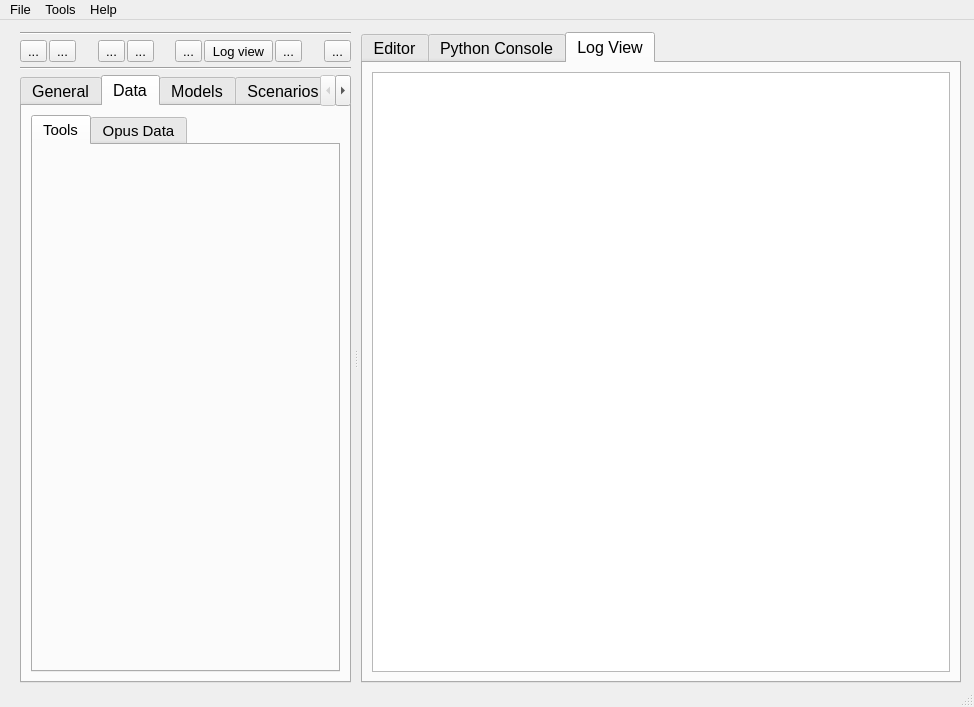
psrc/urbansim, file opus_gui/main/opusmain.ui: the form before one commit.
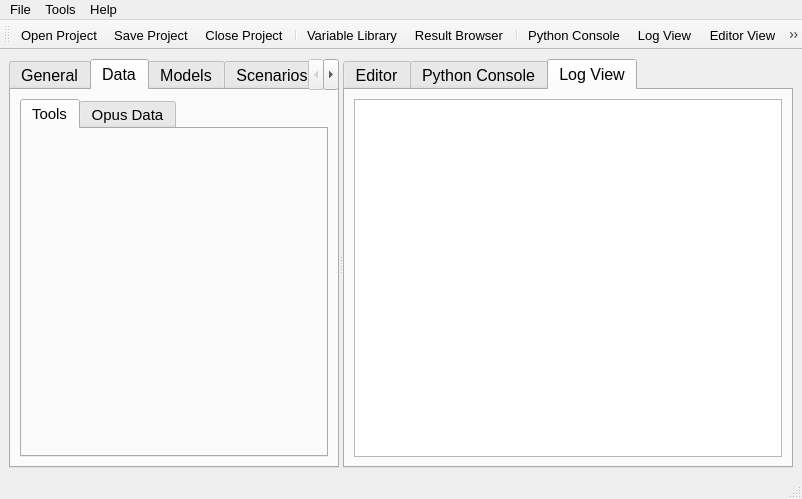
The form after the commit. The open tabs and pages were chosen to show the change. Icons and pictures are not drawn.

What changed in the file:
```diff
--- a/opus_gui/main/opusmain.ui
+++ b/opus_gui/main/opusmain.ui
@@ -6,8 +6,8 @@
    <rect>
     <x>0</x>
     <y>0</y>
-    <width>974</width>
-    <height>707</height>
+    <width>802</width>
+    <height>499</height>
    </rect>
   </property>
   <property name="font" >
@@ -26,22 +26,16 @@
    <property name="geometry" >
     <rect>
      <x>0</x>
-     <y>22</y>
-     <width>974</width>
-     <height>665</height>
+     <y>54</y>
+     <width>802</width>
+     <height>425</height>
     </rect>
    </property>
+   <layout class="QVBoxLayout" name="verticalLayout" >
+    <item>
    <widget class="QSplitter" name="splitter" >
-    <property name="geometry" >
-     <rect>
-      <x>20</x>
-      <y>12</y>
-      <width>941</width>
-      <height>651</height>
-     </rect>
-    </property>
     <property name="sizePolicy" >
-     <sizepolicy vsizetype="Preferred" hsizetype="Preferred" >
+       <sizepolicy vsizetype="Expanding" hsizetype="Expanding" >
       <horstretch>0</horstretch>
       <verstretch>0</verstretch>
      </sizepolicy>
@@ -49,238 +43,6 @@
     <property name="orientation" >
      <enum>Qt::Horizontal</enum>
     </property>
-    <property name="opaqueResize" >
-     <bool>true</bool>
-    </property>
-    <property name="handleWidth" >
-     <number>10</number>
-    </property>
-    <property name="childrenCollapsible" >
-     <bool>true</bool>
-    </property>
-    <widget class="QWidget" name="verticalLayoutWidget" >
-     <layout class="QVBoxLayout" name="verticalLayout_2" >
-      <property name="spacing" >
-       <number>5</number>
-      </property>
-      <item>
-       <widget class="Line" name="line_2" >
-        <property name="orientation" >
-         <enum>Qt::Horizontal</enum>
-        </property>
-       </widget>
-      </item>
-      <item>
-       <layout class="QHBoxLayout" name="horizontalLayout" >
-        <property name="spacing" >
-         <number>2</number>
-        </property>
-        <item>
-         <widget class="QToolButton" name="tbOpenProject" >
-          <property name="toolTip" >
-           <string>Open project</string>
-          </property>
-          <property name="text" >
-           <string>...</string>
-          </property>
-          <property name="icon" >
-           <iconset resource="opusmain.qrc" >
-            <normaloff>:/Images/Images/folder.png</normaloff>:/Images/Images/folder.png</iconset>
-          </property>
-         </widget>
-        </item>
-        <item>
-         <widget class="QToolButton" name="tbSaveProject" >
-          <property name="toolTip" >
-           <string>Save project</string>
-          </property>
-          <property name="text" >
-           <string>...</string>
-          </property>
-          <property name="icon" >
-           <iconset resource="opusmain.qrc" >
-            <normaloff>:/Images/Images/disk.png</normaloff>:/Images/Images/disk.png</iconset>
-          </property>
-         </widget>
-        </item>
-        <item>
-         <spacer name="horizontalSpacer_3" >
-          <property name="orientation" >
-           <enum>Qt::Horizontal</enum>
-          </property>
-          <property name="sizeHint" stdset="0" >
-           <size>
-            <width>40</width>
-            <height>20</height>
-           </size>
-          </property>
-         </spacer>
-        </item>
-        <item>
-         <widget class="QToolButton" name="tbVariableLibrary" >
-          <property name="sizePolicy" >
-           <sizepolicy vsizetype="Preferred" hsizetype="Preferred" >
-            <horstretch>0</horstretch>
-            <verstretch>0</verstretch>
-           </sizepolicy>
-          </property>
-          <property name="toolTip" >
-           <string>Open Variable Library</string>
-          </property>
-          <property name="text" >
-           <string>...</string>
-          </property>
-          <property name="icon" >
-           <iconset resource="opusmain.qrc" >
-            <normaloff>:/Images/Images/book_edit.png</normaloff>:/Images/Images/book_edit.png</iconset>
-          </property>
-         </widget>
-        </item>
-        <item>
-         <widget class="QToolButton" name="tbResultsBrowser" >
-          <property name="sizePolicy" >
-           <sizepolicy vsizetype="Preferred" hsizetype="Preferred" >
-            <horstretch>0</horstretch>
-            <verstretch>0</verstretch>
-           </sizepolicy>
-          </property>
-          <property name="toolTip" >
-           <string>Open Results Browser</string>
-          </property>
-          <property name="text" >
-           <string>...</string>
-          </property>
-          <property name="icon" >
-           <iconset resource="opusmain.qrc" >
-            <normaloff>:/Images/Images/layout.png</normaloff>:/Images/Images/layout.png</iconset>
-          </property>
-          <property name="iconSize" >
-           <size>
-            <width>16</width>
-            <height>16</height>
-           </size>
-          </property>
-         </widget>
-        </item>
-        <item>
-         <spacer name="horizontalSpacer" >
-          <property name="orientation" >
-           <enum>Qt::Horizontal</enum>
-          </property>
-          <property name="sizeHint" stdset="0" >
-           <size>
-            <width>40</width>
-            <height>20</height>
-           </size>
-          </property>
-         </spacer>
-        </item>
-        <item>
-         <widget class="QToolButton" name="tbPythonConsole" >
-          <property name="sizePolicy" >
-           <sizepolicy vsizetype="Preferred" hsizetype="Preferred" >
-            <horstretch>0</horstretch>
-            <verstretch>0</verstretch>
-           </sizepolicy>
-          </property>
-          <property name="toolTip" >
-           <string>Open python console</string>
-          </property>
-          <property name="text" >
-           <string>...</string>
-          </property>
-          <property name="icon" >
-           <iconset resource="opusmain.qrc" >
-            <normaloff>:/Images/Images/python_type.png</normaloff>:/Images/Images/python_type.png</iconset>
-          </property>
-         </widget>
-        </item>
-        <item>
-         <widget class="QToolButton" name="tbLogView" >
-          <property name="sizePolicy" >
-           <sizepolicy vsizetype="Preferred" hsizetype="Preferred" >
-            <horstretch>0</horstretch>
-            <verstretch>0</verstretch>
-           </sizepolicy>
-          </property>
-          <property name="toolTip" >
-           <string>Open log view</string>
-          </property>
-          <property name="text" >
-           <string>Log view</string>
-          </property>
-          <property name="icon" >
-           <iconset resource="opusmain.qrc" >
-            <normaloff>:/Images/Images/table.png</normaloff>:/Images/Images/table.png</iconset>
-          </property>
-         </widget>
-        </item>
-        <item>
-         <widget class="QToolButton" name="tbEditorView" >
-          <property name="sizePolicy" >
-           <sizepolicy vsizetype="Preferred" hsizetype="Preferred" >
-            <horstretch>0</horstretch>
-            <verstretch>0</verstretch>
-           </sizepolicy>
-          </property>
-          <property name="toolTip" >
-           <string>Open editor view</string>
-          </property>
-          <property name="text" >
-           <string>...</string>
-          </property>
-          <property name="icon" >
-           <iconset resource="opusmain.qrc" >
-            <normaloff>:/Images/Images/table_lightning.png</normaloff>:/Images/Images/table_lightning.png</iconset>
-          </property>
-         </widget>
-        </item>
-        <item>
-         <spacer name="horizontalSpacer_2" >
-          <property name="orientation" >
-           <enum>Qt::Horizontal</enum>
-          </property>
-          <property name="sizeHint" stdset="0" >
-           <size>
-            <width>40</width>
-            <height>20</height>
-           </size>
-          </property>
-         </spacer>
-        </item>
-        <item>
-         <widget class="QToolButton" name="tbDatabaseConfigurations" >
-          <property name="sizePolicy" >
-           <sizepolicy vsizetype="Preferred" hsizetype="Preferred" >
-            <horstretch>0</horstretch>
-            <verstretch>0</verstretch>
-           </sizepolicy>
-          </property>
-          <property name="text" >
-           <string>...</string>
-          </property>
-          <property name="icon" >
-           <iconset resource="opusmain.qrc" >
-            <normaloff>:/Images/Images/database_link.png</normaloff>:/Images/Images/database_link.png</iconset>
-          </property>
-          <property name="iconSize" >
-           <size>
-            <width>16</width>
-            <height>16</height>
-           </size>
-          </property>
-         </widget>
-        </item>
-       </layout>
-      </item>
-      <item>
-       <widget class="Line" name="line" >
-        <property name="orientation" >
-         <enum>Qt::Horizontal</enum>
-        </property>
-       </widget>
-      </item>
-      <item>
        <widget class="QTabWidget" name="toolBox" >
         <property name="enabled" >
          <bool>true</bool>
@@ -293,7 +55,7 @@
         </property>
         <property name="minimumSize" >
          <size>
-          <width>100</width>
+         <width>0</width>
           <height>0</height>
          </size>
         </property>
@@ -309,15 +71,15 @@
          </font>
         </property>
         <property name="currentIndex" >
-         <number>3</number>
+        <number>4</number>
         </property>
         <widget class="QWidget" name="generalmanager_page" >
          <property name="geometry" >
           <rect>
            <x>0</x>
            <y>0</y>
-           <width>323</width>
-           <height>580</height>
+          <width>402</width>
+          <height>372</height>
           </rect>
          </property>
          <attribute name="title" >
@@ -330,8 +92,8 @@
           <rect>
            <x>0</x>
            <y>0</y>
-           <width>323</width>
-           <height>580</height>
+          <width>402</width>
+          <height>372</height>
           </rect>
          </property>
          <attribute name="title" >
@@ -340,6 +102,12 @@
          <layout class="QGridLayout" >
           <item row="0" column="0" >
            <widget class="QTabWidget" name="dataManager_toolBox" >
+           <property name="sizePolicy" >
+            <sizepolicy vsizetype="Expanding" hsizetype="Preferred" >
+             <horstretch>0</horstretch>
+             <verstretch>0</verstretch>
+            </sizepolicy>
+           </property>
             <property name="font" >
              <font>
               <pointsize>11</pointsize>
@@ -353,8 +121,8 @@
               <rect>
                <x>0</x>
                <y>0</y>
-               <width>293</width>
-               <height>533</height>
+              <width>372</width>
+              <height>325</height>
               </rect>
              </property>
              <attribute name="title" >
@@ -367,8 +135,8 @@
               <rect>
                <x>0</x>
                <y>0</y>
-               <width>100</width>
-               <height>30</height>
+              <width>372</width>
+              <height>325</height>
               </rect>
              </property>
              <attribute name="title" >
@@ -385,8 +153,8 @@
           <rect>
            <x>0</x>
            <y>0</y>
-           <width>323</width>
-           <height>580</height>
+          <width>402</width>
+          <height>372</height>
           </rect>
          </property>
          <attribute name="title" >
@@ -399,8 +167,8 @@
           <rect>
            <x>0</x>
            <y>0</y>
-           <width>323</width>
-           <height>580</height>
+          <width>402</width>
+          <height>372</height>
           </rect>
          </property>
          <attribute name="title" >
@@ -413,29 +181,26 @@
           <rect>
            <x>0</x>
            <y>0</y>
-           <width>323</width>
-           <height>580</height>
+          <width>402</width>
+          <height>372</height>
           </rect>
          </property>
          <attribute name="title" >
           <string>Results</string>
          </attribute>
+       </widget>
          <layout class="QGridLayout" />
-        </widget>
-       </widget>
-      </item>
-     </layout>
     </widget>
     <widget class="QTabWidget" name="tabWidget" >
      <property name="sizePolicy" >
-      <sizepolicy vsizetype="Preferred" hsizetype="Preferred" >
+        <sizepolicy vsizetype="Preferred" hsizetype="Expanding" >
        <horstretch>0</horstretch>
        <verstretch>0</verstretch>
       </sizepolicy>
      </property>
      <property name="minimumSize" >
       <size>
-       <width>600</width>
+         <width>300</width>
        <height>0</height>
       </size>
      </property>
@@ -457,15 +222,15 @@
       </font>
      </property>
      <property name="currentIndex" >
-      <number>1</number>
+        <number>2</number>
      </property>
      <widget class="QWidget" name="tab_editorView" >
       <property name="geometry" >
        <rect>
         <x>0</x>
         <y>0</y>
-        <width>594</width>
-        <height>622</height>
+          <width>357</width>
+          <height>372</height>
        </rect>
       </property>
       <attribute name="title" >
@@ -482,8 +247,8 @@
        <rect>
         <x>0</x>
         <y>0</y>
-        <width>594</width>
-        <height>622</height>
+          <width>357</width>
+          <height>372</height>
        </rect>
       </property>
       <attribute name="title" >
@@ -526,8 +291,8 @@
        <rect>
         <x>0</x>
         <y>0</y>
-        <width>594</width>
-        <height>622</height>
+          <width>357</width>
+          <height>372</height>
        </rect>
       </property>
       <attribute name="title" >
@@ -545,13 +310,15 @@
      </widget>
     </widget>
    </widget>
+    </item>
+   </layout>
   </widget>
   <widget class="QMenuBar" name="menubar" >
    <property name="geometry" >
     <rect>
      <x>0</x>
      <y>0</y>
-     <width>974</width>
+     <width>802</width>
      <height>22</height>
     </rect>
    </property>
@@ -591,16 +358,55 @@
    <addaction name="menuUtilities" />
    <addaction name="menuHelp" />
   </widget>
-  <widget class="QStatusBar" name="statusbar" >
+  <widget class="QStatusBar" name="statusBar" >
    <property name="geometry" >
     <rect>
      <x>0</x>
-     <y>687</y>
-     <width>974</width>
+     <y>479</y>
+     <width>802</width>
      <height>20</height>
     </rect>
    </property>
   </widget>
+  <widget class="QToolBar" name="toolBar" >
+   <property name="geometry" >
+    <rect>
+     <x>0</x>
+     <y>22</y>
+     <width>802</width>
+     <height>32</height>
+    </rect>
+   </property>
+   <property name="windowTitle" >
+    <string>toolBar</string>
+   </property>
+   <property name="iconSize" >
+    <size>
+     <width>20</width>
+     <height>20</height>
+    </size>
+   </property>
+   <attribute name="toolBarArea" >
+    <enum>TopToolBarArea</enum>
+   </attribute>
+   <attribute name="toolBarBreak" >
+    <bool>false</bool>
+   </attribute>
+   <addaction name="actionOpen_Project_2" />
+   <addaction name="actionSave_Project_2" />
+   <addaction name="actionClose_Project" />
+   <addaction name="separator" />
+   <addaction name="actionEdit_all_variables" />
+   <addaction name="actLaunchResultBrowser" />
+   <addaction name="separator" />
+   <addaction name="actionPython_View" />
+   <addaction name="actionLog_View" />
+   <addaction name="actionEditor_View" />
+   <addaction name="separator" />
+   <addaction name="actionDatabaseSettings" />
+   <addaction name="separator" />
+   <addaction name="actionPreferences" />
+  </widget>
   <action name="mpActionZoomOut" >
    <property name="icon" >
     <iconset resource="opusmain.qrc" >
@@ -676,7 +482,7 @@
   <action name="actionOpen_Project_2" >
    <property name="icon" >
     <iconset resource="opusmain.qrc" >
-     <normaloff>:/Images/Images/folder.png</normaloff>:/Images/Images/folder.png</iconset>
+     <normaloff>:/Images/Images/folder_database.png</normaloff>:/Images/Images/folder_database.png</iconset>
    </property>
    <property name="text" >
     <string>Open Project</string>
@@ -771,6 +577,9 @@
    <property name="text" >
     <string>Python Console</string>
    </property>
+   <property name="toolTip" >
+    <string>Open Python Console</string>
+   </property>
   </action>
   <action name="actionLog_View" >
    <property name="icon" >
@@ -780,6 +589,9 @@
    <property name="text" >
     <string>Log View</string>
    </property>
+   <property name="toolTip" >
+    <string>Open Log View</string>
+   </property>
   </action>
   <action name="actionEditor_View" >
    <property name="icon" >
@@ -789,6 +601,9 @@
    <property name="text" >
     <string>Editor View</string>
    </property>
+   <property name="toolTip" >
+    <string>Open Editor View</string>
+   </property>
   </action>
   <action name="actionMap_View" >
    <property name="icon" >
@@ -817,6 +632,9 @@
    <property name="text" >
     <string>Close Project</string>
    </property>
+   <property name="toolTip" >
+    <string>Close Project</string>
+   </property>
   </action>
   <action name="actionEdit_all_variables" >
    <property name="icon" >
@@ -826,6 +644,9 @@
    <property name="text" >
     <string>Variable Library</string>
    </property>
+   <property name="toolTip" >
+    <string>Open Variable Library</string>
+   </property>
   </action>
   <action name="actionPreferences" >
    <property name="icon" >
@@ -835,6 +656,9 @@
    <property name="text" >
     <string>Preferences</string>
    </property>
+   <property name="toolTip" >
+    <string>Open Preferences</string>
+   </property>
   </action>
   <action name="actLaunchResultBrowser" >
    <property name="icon" >
@@ -844,6 +668,9 @@
    <property name="text" >
     <string>Result Browser</string>
    </property>
+   <property name="toolTip" >
+    <string>Open Result Browser</string>
+   </property>
   </action>
   <action name="actionDatabaseSettings" >
    <property name="icon" >
@@ -853,6 +680,9 @@
    <property name="text" >
     <string>Database Connection Settings</string>
    </property>
+   <property name="toolTip" >
+    <string>Open Database Connection Settings</string>
+   </property>
   </action>
  </widget>
  <resources>
```
Lines whose indentation alone changed are shown as unchanged.
